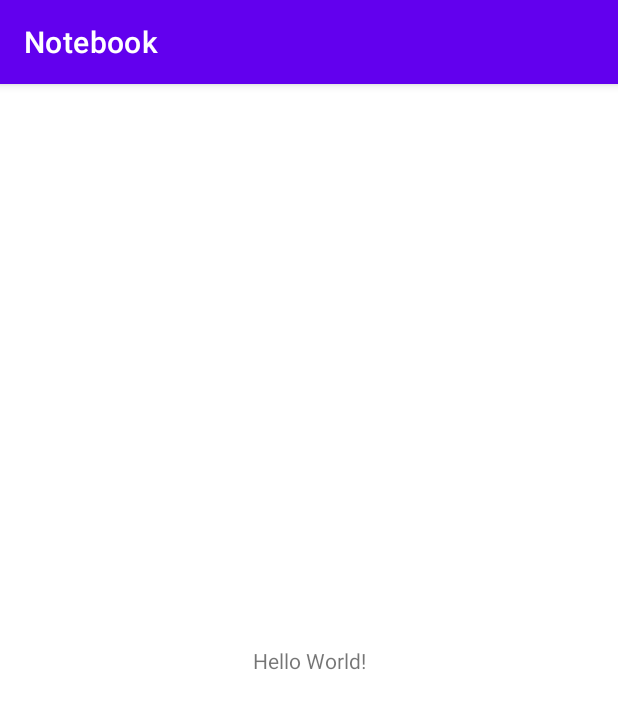
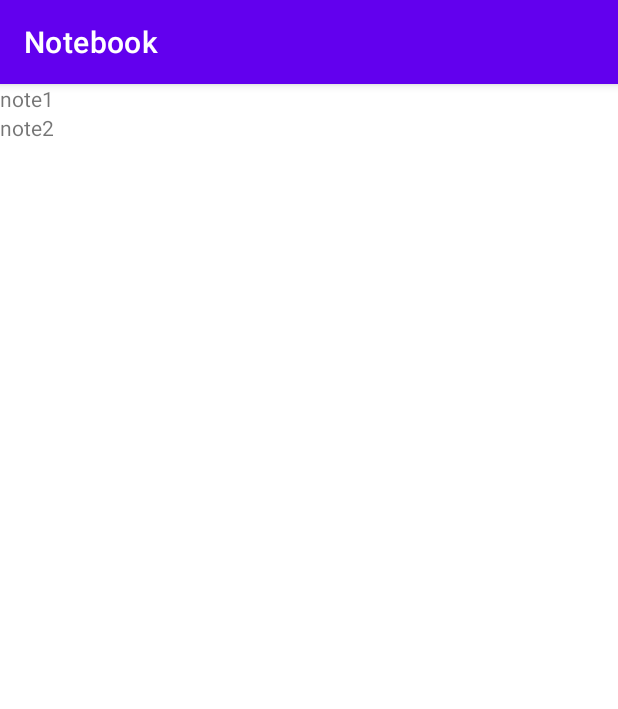
Before and after one commit to Olgapsareva/Notebook, an Android app: the screen it shows after launch (MainActivity), on a phone screen of 412 x 824 dp. Shown: the top 709 px of the screen. Run offline under Robolectric (Android 15) with nearby library versions, the phone set to English and light mode, and no system bars.

Commit message:
layouts, fragments added

```diff
--- a/app/build.gradle
+++ b/app/build.gradle
@@ -33,6 +33,7 @@ dependencies {
     implementation 'androidx.appcompat:appcompat:1.2.0'
     implementation 'com.google.android.material:material:1.3.0'
     implementation 'androidx.constraintlayout:constraintlayout:2.0.4'
+    implementation 'androidx.legacy:legacy-support-v4:1.0.0'
     testImplementation 'junit:junit:4.+'
     androidTestImplementation 'androidx.test.ext:junit:1.1.2'
     androidTestImplementation 'androidx.test.espresso:espresso-core:3.3.0'
--- a/app/src/main/AndroidManifest.xml
+++ b/app/src/main/AndroidManifest.xml
@@ -9,6 +9,7 @@
         android:roundIcon="@mipmap/ic_launcher_round"
         android:supportsRtl="true"
         android:theme="@style/Theme.Notebook">
+        <activity android:name=".NoteActivity"></activity>
         <activity android:name=".MainActivity">
             <intent-filter>
                 <action android:name="android.intent.action.MAIN" />
--- a/app/src/main/java/ru/geekbrains/notebook/MainActivity.java
+++ b/app/src/main/java/ru/geekbrains/notebook/MainActivity.java
@@ -10,5 +10,6 @@ public class MainActivity extends AppCompatActivity {
     protected void onCreate(Bundle savedInstanceState) {
         super.onCreate(savedInstanceState);
         setContentView(R.layout.activity_main);
+
     }
 }
--- /dev/null
+++ b/app/src/main/java/ru/geekbrains/notebook/Note.java
@@ -0,0 +1,42 @@
+package ru.geekbrains.notebook;
+
+import java.util.Date;
+
+public class Note {
+
+    private String title;
+    private String body;
+    private Date dateOfCreation;
+    private static int count;
+
+    public Note(String title, String body){
+        this.title = title;
+        this.body = body;
+        count++;
+    }
+
+    public Note() {
+        this(String.format("new note %d", count), "");
+    }
+
+    public String getTitle() {
+        return title;
+    }
+
+    public String getBody() {
+        return body;
+    }
+
+    public Date getDateOfCreation() {
+        return dateOfCreation;
+    }
+
+    @Override
+    public String toString() {
+        return "Note{ " + title + '\'' +
+                ", dateOfCreation=" + dateOfCreation +
+                ", body='" + body + '\'' +'}';
+    }
+
+
+}
--- /dev/null
+++ b/app/src/main/java/ru/geekbrains/notebook/NoteListFragment.java
@@ -0,0 +1,82 @@
+package ru.geekbrains.notebook;
+
+import android.content.Intent;
+import android.content.res.Configuration;
+import android.os.Bundle;
+import androidx.annotation.Nullable;
+import androidx.fragment.app.Fragment;
+import androidx.fragment.app.FragmentTransaction;
+
+import android.view.LayoutInflater;
+import android.view.View;
+import android.view.ViewGroup;
+import android.widget.LinearLayout;
+import android.widget.TextView;
+
+public class NoteListFragment extends Fragment {
+
+    private boolean isLandscape;
+
+    @Override
+    public void onActivityCreated(@Nullable Bundle savedInstanceState) {
+        super.onActivityCreated(savedInstanceState);
+
+        isLandscape = getResources().getConfiguration().orientation == Configuration.ORIENTATION_LANDSCAPE;
+    }
+
+    @Override
+    public View onCreateView(LayoutInflater inflater, ViewGroup container,
+                             Bundle savedInstanceState) {
+        // Inflate the layout for this fragment
+        return inflater.inflate(R.layout.fragment_note_list, container, false);
+    }
+
+    @Override
+    public void onViewCreated(View view, Bundle savedInstanceState) {
+        super.onViewCreated(view, savedInstanceState);
+        initNoteList(view);
+    }
+
+    private void initNoteList(View view) {
+        LinearLayout root = (LinearLayout) view;
+
+        TextView textView1 = new TextView(getContext());
+        createNoteItem(textView1, new Note("note1","заметка1"));
+
+        TextView textView2 = new TextView(getContext());
+        createNoteItem(textView2, new Note("note2","заметка2"));
+
+        root.addView(textView1);
+        root.addView(textView2);
+
+    }
+
+    private void createNoteItem(TextView txtV, Note note) {
+        txtV.setText(note.getTitle());
+        txtV.setOnClickListener(v->{
+            if(isLandscape){
+                showLandscapeNote(note);
+            } else{
+                showPortraitNote(note);
+            }
+
+        });
+    }
+
+    private void showLandscapeNote(Note note) {
+        NoteFragment fragment = NoteFragment.newInstance(note.getTitle(), note.getBody());
+        getActivity().getSupportFragmentManager()
+                .beginTransaction()
+                .replace(R.id.note_fragment_land, fragment)
+                .commit();
+    }
+
+    private void showPortraitNote(Note note) {
+        Intent intent = new Intent();
+        intent.setClass(getActivity(), NoteActivity.class);
+        intent.putExtra(NoteActivity.TITLE, note.getTitle());
+        intent.putExtra(NoteActivity.BODY, note.getBody());
+        startActivity(intent);
+
+    }
+}
--- /dev/null
+++ b/app/src/main/res/layout-land/activity_main.xml
@@ -0,0 +1,20 @@
+<?xml version="1.0" encoding="utf-8"?>
+<LinearLayout
+    xmlns:android="http://schemas.android.com/apk/res/android" android:layout_width="match_parent"
+    android:layout_height="match_parent"
+    android:orientation="horizontal">
+
+    <fragment
+        android:id="@+id/note_list_land"
+        android:name="ru.geekbrains.notebook.NoteListFragment"
+        android:layout_width="0dp"
+        android:layout_height="match_parent"
+        android:layout_weight="1"/>
+    <fragment
+        android:id="@+id/note_fragment_land"
+        android:name="ru.geekbrains.notebook.NoteFragment"
+        android:layout_width="0dp"
+        android:layout_height="match_parent"
+        android:layout_weight="2"/>
+
+</LinearLayout>
--- a/app/src/main/res/layout/activity_main.xml
+++ b/app/src/main/res/layout/activity_main.xml
@@ -1,18 +1,16 @@
 <?xml version="1.0" encoding="utf-8"?>
-<androidx.constraintlayout.widget.ConstraintLayout xmlns:android="http://schemas.android.com/apk/res/android"
+<FrameLayout xmlns:android="http://schemas.android.com/apk/res/android"
     xmlns:app="http://schemas.android.com/apk/res-auto"
     xmlns:tools="http://schemas.android.com/tools"
     android:layout_width="match_parent"
     android:layout_height="match_parent"
     tools:context=".MainActivity">
 
-    <TextView
-        android:layout_width="wrap_content"
-        android:layout_height="wrap_content"
-        android:text="Hello World!"
-        app:layout_constraintBottom_toBottomOf="parent"
-        app:layout_constraintLeft_toLeftOf="parent"
-        app:layout_constraintRight_toRightOf="parent"
-        app:layout_constraintTop_toTopOf="parent" />
 
-</androidx.constraintlayout.widget.ConstraintLayout>
+    <fragment
+        android:id="@+id/note_list_fragment"
+        android:name="ru.geekbrains.notebook.NoteListFragment"
+        android:layout_width="match_parent"
+        android:layout_height="match_parent" />
+
+</FrameLayout>
--- /dev/null
+++ b/app/src/main/res/layout/fragment_note_list.xml
@@ -0,0 +1,9 @@
+<?xml version="1.0" encoding="utf-8"?>
+<LinearLayout xmlns:android="http://schemas.android.com/apk/res/android"
+    xmlns:tools="http://schemas.android.com/tools"
+    android:layout_width="match_parent"
+    android:layout_height="match_parent"
+    tools:context=".NoteListFragment"
+    android:orientation="vertical">
+
+</LinearLayout>
--- a/app/src/main/res/values/strings.xml
+++ b/app/src/main/res/values/strings.xml
@@ -1,3 +1,9 @@
 <resources>
     <string name="app_name">Notebook</string>
+    <string name="show_notes">show notes</string>
+    <!-- TODO: Remove or change this placeholder text -->
+    <string name="hello_blank_fragment">Hello blank fragment</string>
+    <string name="typo_note">type something</string>
+    <string name="date">Date</string>
+    <string name="title">Title</string>
 </resources>
```
Also changed, not shown: app/src/main/java/ru/geekbrains/notebook/NoteActivity.java (added, +26 -0 lines), app/src/main/java/ru/geekbrains/notebook/NoteFragment.java (added, +65 -0 lines), app/src/main/res/layout/activity_note.xml (added, +7 -0 lines), app/src/main/res/layout/fragment_note.xml (added, +41 -0 lines).
